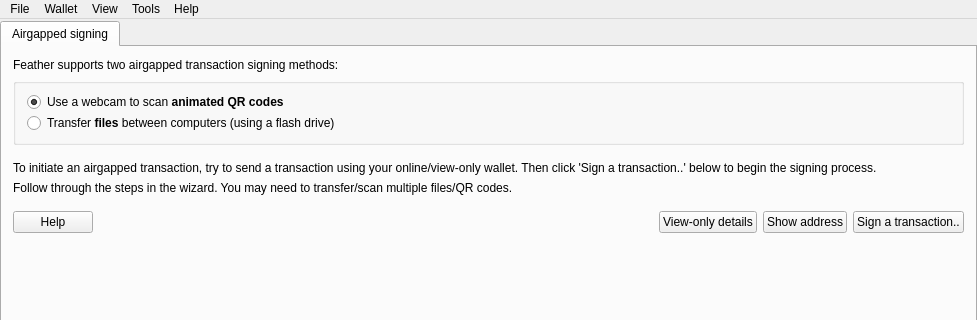
Qt form src/MainWindow.ui (BiscuitWallet/Biscuit) before a commit; both pictures show x 0 to 977 and y 0 to 320 of the 977 by 499 pixel window.
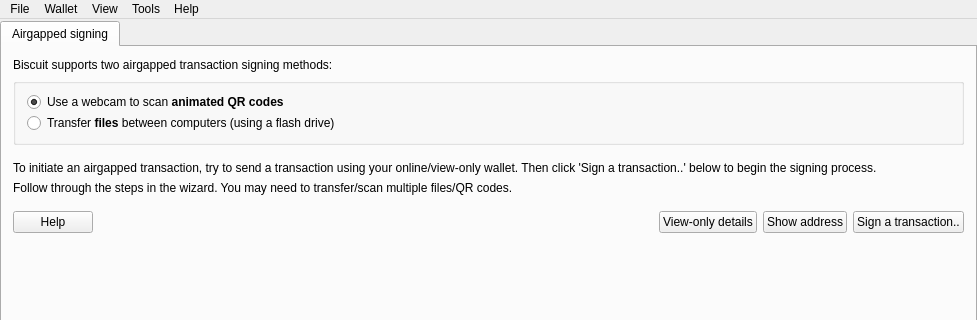
The same form after that commit. The open tabs and pages were chosen to show the change. Icons and pictures are not drawn. Custom widgets are drawn as their Qt base class.

Commit message: Renomme Feather en Biscuit et coupe les serveurs Feather

```diff
--- a/src/MainWindow.ui
+++ b/src/MainWindow.ui
@@ -290,7 +290,7 @@
             <item>
              <widget class="QLabel" name="label_2">
               <property name="text">
-               <string>Feather supports two airgapped transaction signing methods:</string>
+               <string>Biscuit supports two airgapped transaction signing methods:</string>
               </property>
              </widget>
             </item>
```
Left out of the diff: 2 changed lines with no effect on the pictures. The commit also changes 50 other files.
